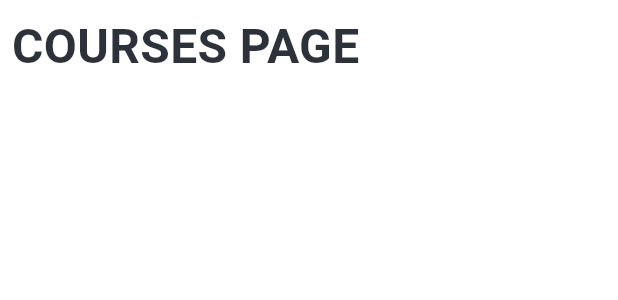
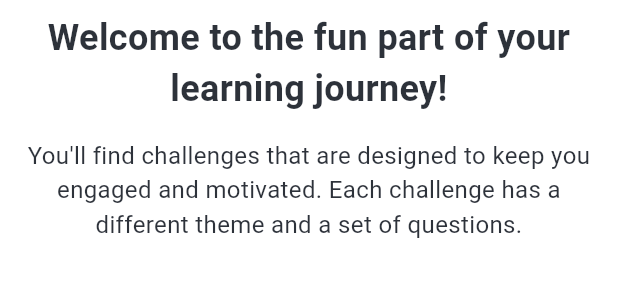
Before and after one commit to SiegfredLorelle/edugaite, a Flutter app: the CoursesPageBody widget shown alone on an empty page, opened directly, on a phone screen of 412 x 824 dp. Shown: the top 300 px of the screen. Run offline on Flutter 3.47's test engine with Material 3 defaults, Android fonts, the phone set to English and light mode, and no system bars; our stand-ins replace carousel_slider, firebase_auth, firebase_core, font_awesome_flutter; missing offline and left inert: flame; accounts and stored records are empty; Roboto replaces fonts that are missing (Lexend).

Commit message:
Add text

```diff
--- a/lib/screens/courses.dart
+++ b/lib/screens/courses.dart
@@ -82,13 +82,26 @@ class CoursesPageBody extends StatelessWidget {
               color: Colors.white70,
               padding: const EdgeInsets.fromLTRB(8.0, 8.0, 8.0, 8.0),
               child: const Text(
-                "COURSES PAGE",
+                "Welcome to the fun part of your learning journey!",
                 textAlign: TextAlign.center,
                 style: TextStyle(
-                  fontSize: 32.0,
+                  fontSize: 24.0,
                   color: Color.fromRGBO(13, 18, 28, 0.867),
                   fontFamily: "Lexend",
                   fontWeight: FontWeight.bold,
+                ),
+              ),
+            ),
+            Container(
+              color: Colors.white70,
+              padding: const EdgeInsets.fromLTRB(16.0, 8.0, 16.0, 8.0),
+              child: const Text(
+                "You'll find challenges that are designed to keep you engaged and motivated. Each challenge has a different theme and a set of questions.",
+                textAlign: TextAlign.center,
+                style: TextStyle(
+                  fontSize: 16.0,
+                  color: Color.fromRGBO(13, 18, 28, 0.867),
+                  fontFamily: "Lexend",
                 ),
               ),
             ),
```
